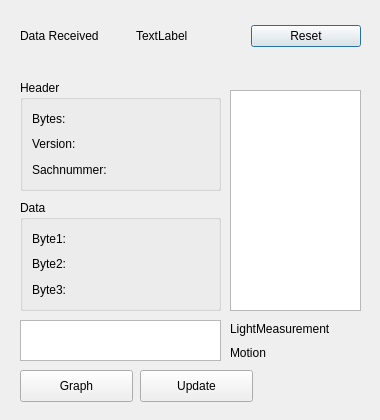
The window that mydialog.ui (lj8385174/terminalQt) describes before a commit, drawn with Qt 5.
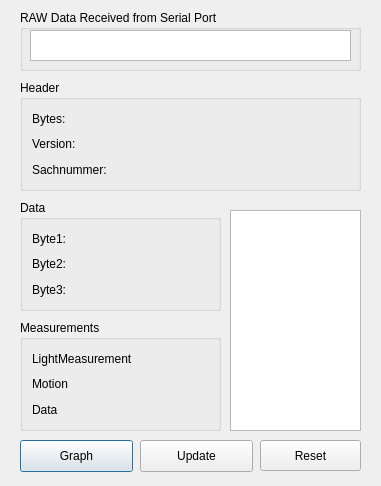
The same window after the commit.

```diff
--- a/mydialog.ui
+++ b/mydialog.ui
@@ -6,51 +6,18 @@
    <rect>
     <x>0</x>
     <y>0</y>
-    <width>380</width>
-    <height>420</height>
+    <width>381</width>
+    <height>486</height>
    </rect>
   </property>
   <property name="windowTitle">
    <string>Dialog</string>
   </property>
-  <widget class="QWidget" name="layoutWidget">
+  <widget class="QPushButton" name="GraphButton">
    <property name="geometry">
     <rect>
      <x>20</x>
-     <y>20</y>
-     <width>341</width>
-     <height>32</height>
-    </rect>
-   </property>
-   <layout class="QHBoxLayout" name="horizontalLayout">
-    <item>
-     <widget class="QLabel" name="label_2">
-      <property name="text">
-       <string>Data Received</string>
-      </property>
-     </widget>
-    </item>
-    <item>
-     <widget class="QLabel" name="label">
-      <property name="text">
-       <string>TextLabel</string>
-      </property>
-     </widget>
-    </item>
-    <item>
-     <widget class="QPushButton" name="ResetButton">
-      <property name="text">
-       <string>Reset</string>
-      </property>
-     </widget>
-    </item>
-   </layout>
-  </widget>
-  <widget class="QPushButton" name="pushButton">
-   <property name="geometry">
-    <rect>
-     <x>20</x>
-     <y>370</y>
+     <y>440</y>
      <width>113</width>
      <height>32</height>
     </rect>
@@ -64,7 +31,7 @@
     <rect>
      <x>20</x>
      <y>80</y>
-     <width>201</width>
+     <width>341</width>
      <height>111</height>
     </rect>
    </property>
@@ -113,36 +80,11 @@
     </item>
    </layout>
   </widget>
-  <widget class="QPlainTextEdit" name="plainTextEdit">
-   <property name="geometry">
-    <rect>
-     <x>20</x>
-     <y>320</y>
-     <width>201</width>
-     <height>41</height>
-    </rect>
-   </property>
-   <property name="sizePolicy">
-    <sizepolicy hsizetype="Preferred" vsizetype="Preferred">
-     <horstretch>0</horstretch>
-     <verstretch>0</verstretch>
-    </sizepolicy>
-   </property>
-   <property name="maximumSize">
-    <size>
-     <width>341</width>
-     <height>16777215</height>
-    </size>
-   </property>
-   <property name="placeholderText">
-    <string/>
-   </property>
-  </widget>
   <widget class="QPushButton" name="Update">
    <property name="geometry">
     <rect>
      <x>140</x>
-     <y>370</y>
+     <y>440</y>
      <width>113</width>
      <height>32</height>
     </rect>
@@ -209,7 +151,7 @@
    <property name="geometry">
     <rect>
      <x>230</x>
-     <y>90</y>
+     <y>210</y>
      <width>131</width>
      <height>221</height>
     </rect>
@@ -239,15 +181,18 @@
     <string/>
    </property>
   </widget>
-  <widget class="QWidget" name="">
+  <widget class="QGroupBox" name="groupBox_3">
    <property name="geometry">
     <rect>
-     <x>230</x>
+     <x>20</x>
      <y>320</y>
-     <width>131</width>
-     <height>41</height>
+     <width>201</width>
+     <height>111</height>
     </rect>
    </property>
+   <property name="title">
+    <string>Measurements</string>
+   </property>
    <layout class="QVBoxLayout" name="verticalLayout">
     <item>
      <widget class="QLabel" name="LightMeasurement">
@@ -263,7 +208,72 @@
       </property>
      </widget>
     </item>
+    <item>
+     <widget class="QLabel" name="label">
+      <property name="text">
+       <string>Data</string>
+      </property>
+     </widget>
+    </item>
    </layout>
+   <zorder>LightMeasurement</zorder>
+   <zorder>Motion</zorder>
+   <zorder>label_3</zorder>
+   <zorder>label</zorder>
+  </widget>
+  <widget class="QPushButton" name="ResetButton">
+   <property name="geometry">
+    <rect>
+     <x>260</x>
+     <y>440</y>
+     <width>101</width>
+     <height>31</height>
+    </rect>
+   </property>
+   <property name="text">
+    <string>Reset</string>
+   </property>
+  </widget>
+  <widget class="QGroupBox" name="groupBox_4">
+   <property name="geometry">
+    <rect>
+     <x>20</x>
+     <y>10</y>
+     <width>341</width>
+     <height>61</height>
+    </rect>
+   </property>
+   <property name="title">
+    <string>RAW Data Received from Serial Port</string>
+   </property>
+   <widget class="QPlainTextEdit" name="plainTextEdit">
+    <property name="geometry">
+     <rect>
+      <x>10</x>
+      <y>20</y>
+      <width>321</width>
+      <height>31</height>
+     </rect>
+    </property>
+    <property name="sizePolicy">
+     <sizepolicy hsizetype="Preferred" vsizetype="Preferred">
+      <horstretch>0</horstretch>
+      <verstretch>0</verstretch>
+     </sizepolicy>
+    </property>
+    <property name="maximumSize">
+     <size>
+      <width>341</width>
+      <height>16777215</height>
+     </size>
+    </property>
+    <property name="documentTitle">
+     <string/>
+    </property>
+    <property name="placeholderText">
+     <string/>
+    </property>
+   </widget>
   </widget>
  </widget>
  <resources/>
```
